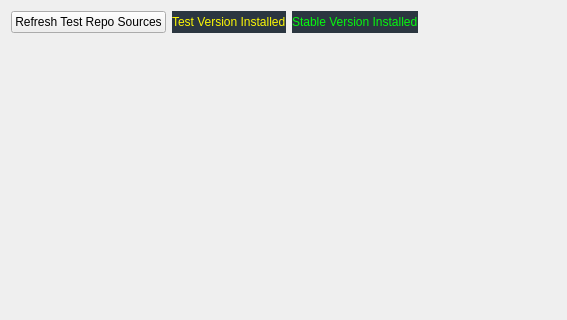
MX-Linux/mx-test-installer, file mainwindow.ui: the form before one commit; both pictures show x 0 to 567 and y 0 to 320 of the 726 by 522 pixel window.
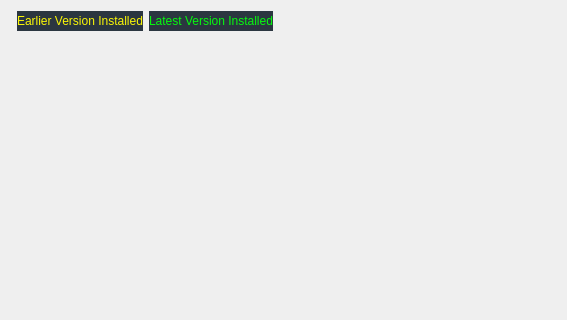
The form after the commit. Icons and pictures are not drawn.

Commit message: modified ui colors cleaned up some notifications removed refresh button

Diff of the .ui file:
```diff
--- a/mainwindow.ui
+++ b/mainwindow.ui
@@ -45,14 +45,7 @@
 background-color: rgb(43, 54, 64);</string>
       </property>
       <property name="text">
-       <string>Stable Version Installed</string>
-      </property>
-     </widget>
-    </item>
-    <item row="0" column="0">
-     <widget class="QPushButton" name="refreshbutton">
-      <property name="text">
-       <string>Refresh Test Repo Sources</string>
+       <string>Latest Version Installed</string>
       </property>
      </widget>
     </item>
@@ -231,7 +224,7 @@
 background-color: rgb(43, 54, 64);</string>
       </property>
       <property name="text">
-       <string>Test Version Installed</string>
+       <string>Earlier Version Installed</string>
       </property>
      </widget>
     </item>
```
The commit also changes 2 other files.
